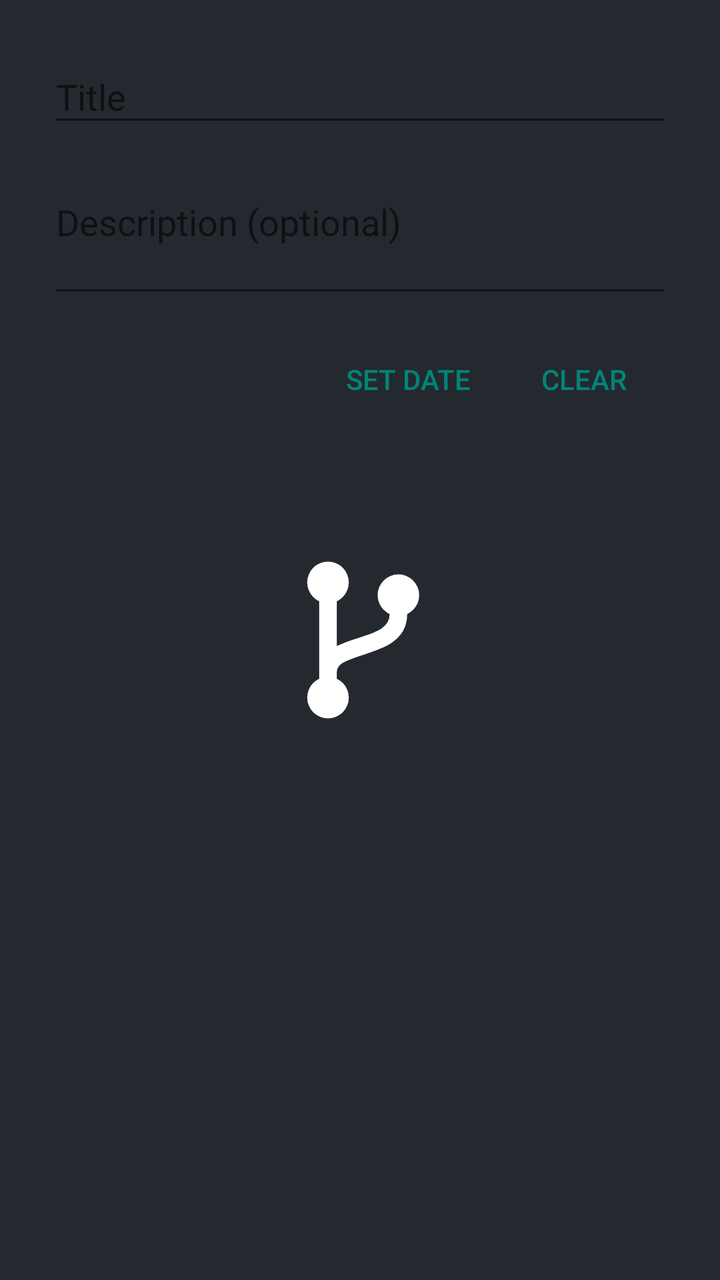
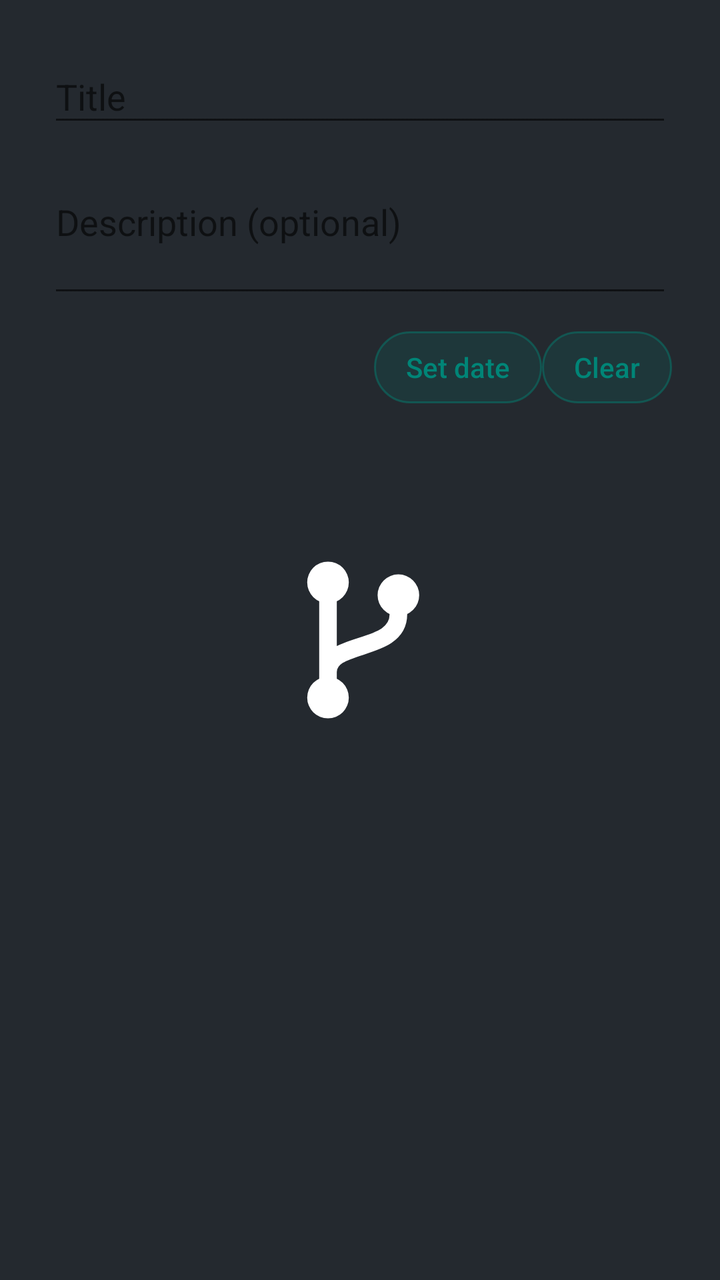

Two renders of the same Android screen: before a commit and after it. Below are the layout's source before the change and the commit's diff.
<!-- AndroidManifest.xml: application theme SplashTheme -->
<!-- res/layout/dialog_milestone.xml -->
<?xml version="1.0" encoding="utf-8"?>
<ScrollView
    xmlns:android="http://schemas.android.com/apk/res/android"
    android:layout_width="match_parent"
    android:layout_height="wrap_content">

    <LinearLayout
        android:layout_width="match_parent"
        android:layout_height="wrap_content"
        android:orientation="vertical"
        android:paddingStart="@dimen/spacing_x_large"
        android:paddingEnd="@dimen/spacing_x_large"
        android:paddingTop="@dimen/spacing_large">

        <com.google.android.material.textfield.TextInputLayout
            android:id="@+id/milestone_title_layout"
            android:layout_width="match_parent"
            android:layout_height="wrap_content"
            android:hint="@string/title">
            <com.google.android.material.textfield.TextInputEditText
                android:id="@+id/milestone_title_edit"
                android:layout_width="match_parent"
                android:layout_height="wrap_content"
                android:inputType="textCapSentences"
                android:maxLines="1"/>
        </com.google.android.material.textfield.TextInputLayout>

        <com.google.android.material.textfield.TextInputLayout
            android:layout_width="match_parent"
            android:layout_height="wrap_content"
            android:layout_marginTop="@dimen/spacing_normal"
            android:hint="@string/milestone_description_hint">
            <com.google.android.material.textfield.TextInputEditText
                android:id="@+id/milestone_description_edit"
                android:layout_width="match_parent"
                android:layout_height="wrap_content"
                android:gravity="top"
                android:inputType="textMultiLine|textCapSentences"
                android:minLines="2"
                android:maxLines="6"/>
        </com.google.android.material.textfield.TextInputLayout>

        <LinearLayout
            android:layout_width="match_parent"
            android:layout_height="wrap_content"
            android:layout_marginTop="@dimen/spacing_normal"
            android:orientation="horizontal"
            android:gravity="center_vertical">
            <TextView
                android:id="@+id/milestone_due_text"
                android:layout_width="0dp"
                android:layout_height="wrap_content"
                android:layout_weight="1"
                android:textColor="?android:textColorPrimary"/>
            <Button
                android:id="@+id/milestone_due_set"
                style="@style/Widget.AppCompat.Button.Borderless.Colored"
                android:layout_width="wrap_content"
                android:layout_height="wrap_content"
                android:text="@string/milestone_set_due"/>
            <Button
                android:id="@+id/milestone_due_clear"
                style="@style/Widget.AppCompat.Button.Borderless.Colored"
                android:layout_width="wrap_content"
                android:layout_height="wrap_content"
                android:text="@string/milestone_clear_due"/>
        </LinearLayout>
    </LinearLayout>
</ScrollView>
<!-- resources referenced by this layout -->
<resources>
  <dimen name="spacing_large">16dp</dimen>
  <dimen name="spacing_normal">12dp</dimen>
  <dimen name="spacing_x_large">24dp</dimen>
  <string name="milestone_clear_due">Clear</string>
  <string name="milestone_description_hint">Description (optional)</string>
  <string name="milestone_set_due">Set date</string>
  <string name="title">Title</string>
  <style name="SplashTheme" parent="Theme.AppCompat.Light.NoActionBar">
          
          <item name="android:statusBarColor">@color/transparent</item>
          
          <item name="android:windowBackground">@drawable/splash_screen_drawable</item>
          
      </style>
  <color name="transparent">#00FFFFFF</color>
  <!-- drawable splash_screen_drawable (drawable) -->
  <layer-list xmlns:android="http://schemas.android.com/apk/res/android">
      <item>
          <shape>
              <solid android:color="@color/logo_background"/>
          </shape>
      </item>
      <item
          android:width="144dp"
          android:height="144dp"
          android:gravity="center">
          <vector
              android:width="144dp"
              android:height="144dp"
              android:viewportWidth="108"
              android:viewportHeight="108">
              <group
                  android:pivotX="54"
                  android:pivotY="54"
                  android:scaleX="1.2"
                  android:scaleY="1.2">
                  <path
                      android:pathData="M44,40 L44,68 M66,46 C66,58 44,54 44,64"
                      android:strokeColor="#FFFFFF"
                      android:strokeWidth="5.5"
                      android:strokeLineCap="round"/>
                  <path
                      android:fillColor="#FFFFFF"
                      android:pathData="M37.5,36 a6.5,6.5 0 1,0 13,0 a6.5,6.5 0 1,0 -13,0 Z M37.5,72 a6.5,6.5 0 1,0 13,0 a6.5,6.5 0 1,0 -13,0 Z M59.5,40 a6.5,6.5 0 1,0 13,0 a6.5,6.5 0 1,0 -13,0 Z"/>
              </group>
          </vector>
      </item>
  </layer-list>
  <color name="logo_background">#24292F</color>
</resources>

<!-- the commit's change to res/layout/dialog_milestone.xml (unified diff, before → after) -->
@@ -54,13 +54,13 @@
                 android:textColor="?android:textColorPrimary"/>
             <Button
                 android:id="@+id/milestone_due_set"
-                style="@style/Widget.AppCompat.Button.Borderless.Colored"
+                style="@style/OpenHubButton.Tonal"
                 android:layout_width="wrap_content"
                 android:layout_height="wrap_content"
                 android:text="@string/milestone_set_due"/>
             <Button
                 android:id="@+id/milestone_due_clear"
-                style="@style/Widget.AppCompat.Button.Borderless.Colored"
+                style="@style/OpenHubButton.Tonal"
                 android:layout_width="wrap_content"
                 android:layout_height="wrap_content"
                 android:text="@string/milestone_clear_due"/>
<!-- resource entries referenced after the edit -->
@@ -7,6 +7,13 @@
   <string name="milestone_description_hint">Description (optional)</string>
   <string name="milestone_set_due">Set date</string>
   <string name="title">Title</string>
+  <style name="OpenHubButton.Tonal">
+          <item name="android:background">@drawable/btn_tonal</item>
+          <item name="android:textColor">@color/btn_accent_text</item>
+          <item name="android:minHeight">36dp</item>
+          <item name="android:paddingStart">16dp</item>
+          <item name="android:paddingEnd">16dp</item>
+      </style>
   <style name="SplashTheme" parent="Theme.AppCompat.Light.NoActionBar">
           
           <item name="android:statusBarColor">@color/transparent</item>
@@ -14,6 +21,18 @@
           <item name="android:windowBackground">@drawable/splash_screen_drawable</item>
           
       </style>
+  <!-- drawable btn_tonal (drawable) -->
+  <?xml version="1.0" encoding="utf-8"?>
+  <ripple xmlns:android="http://schemas.android.com/apk/res/android"
+      android:color="@color/btn_ripple_accent">
+      <item>
+          <shape android:shape="rectangle">
+              <corners android:radius="20dp"/>
+              <solid android:color="@color/btn_tonal_fill"/>
+              <stroke android:width="1dp" android:color="@color/btn_tonal_stroke"/>
+          </shape>
+      </item>
+  </ripple>
   <color name="transparent">#00FFFFFF</color>
   <!-- drawable splash_screen_drawable (drawable) -->
   <layer-list xmlns:android="http://schemas.android.com/apk/res/android">
